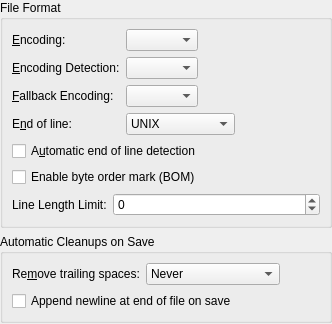
The window that src/dialogs/opensaveconfigwidget.ui (KDE/ktexteditor) describes before a commit, drawn with Qt 5.
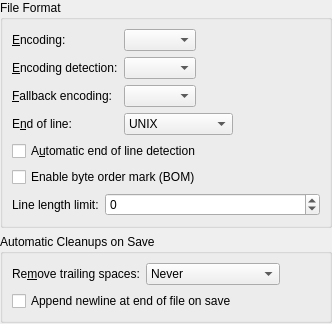
The same window after the commit. Custom widgets are drawn as their Qt base class.

Commit message:
Use sentence style capitalization with label texts of edit fields
Summary: Cmp. https://community.kde.org/KDE_Visual_Design_Group/HIG/Capitalization

Reviewers: #kate, cullmann

Reviewed By: #kate, cullmann

Subscribers: cullmann, kwrite-devel, #frameworks

Tags: #frameworks

```diff
--- a/src/dialogs/opensaveconfigwidget.ui
+++ b/src/dialogs/opensaveconfigwidget.ui
@@ -37,7 +37,7 @@
         <item row="1" column="0">
          <widget class="QLabel" name="lblEncodingDetection">
           <property name="text">
-           <string>&amp;Encoding Detection:</string>
+           <string>&amp;Encoding detection:</string>
           </property>
           <property name="buddy">
            <cstring>cmbEncodingDetection</cstring>
@@ -54,7 +54,7 @@
         <item row="2" column="0">
          <widget class="QLabel" name="lblEncodingDetection2">
           <property name="text">
-           <string>&amp;Fallback Encoding:</string>
+           <string>&amp;Fallback encoding:</string>
           </property>
           <property name="buddy">
            <cstring>cmbEncodingFallback</cstring>
@@ -122,7 +122,7 @@
       <item row="3" column="0">
        <widget class="QLabel" name="label">
         <property name="text">
-         <string>Line Length Limit:</string>
+         <string>Line length limit:</string>
         </property>
         <property name="buddy">
          <cstring>lineLengthLimit</cstring>
```
The commit also changes 3 other files.
